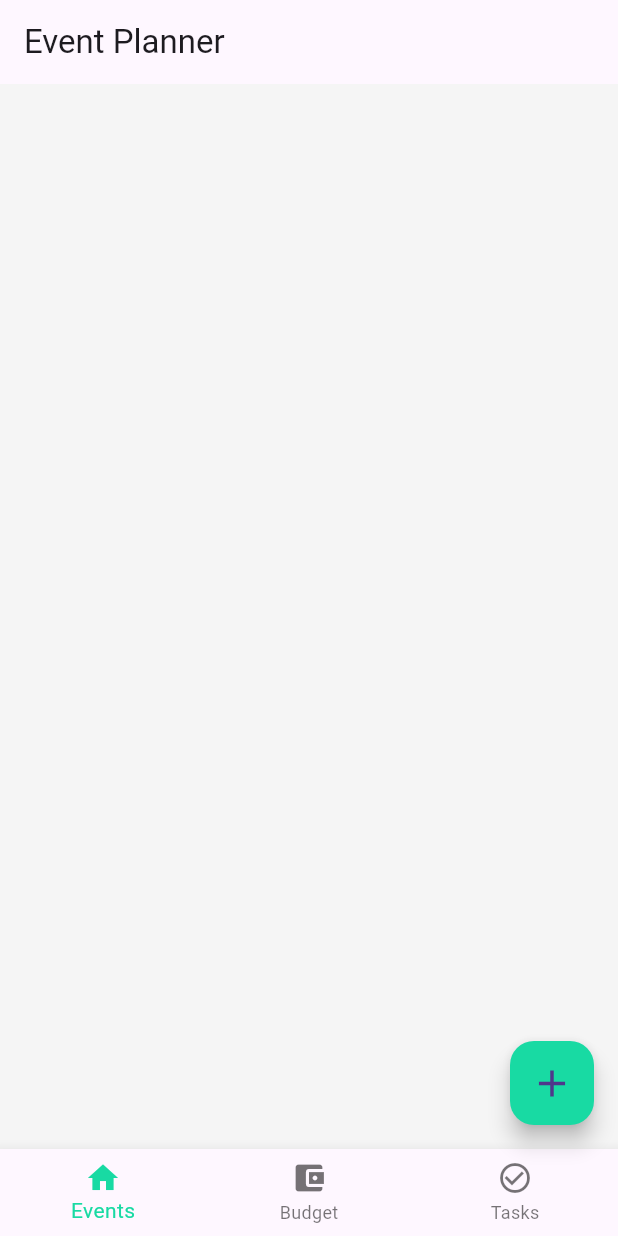
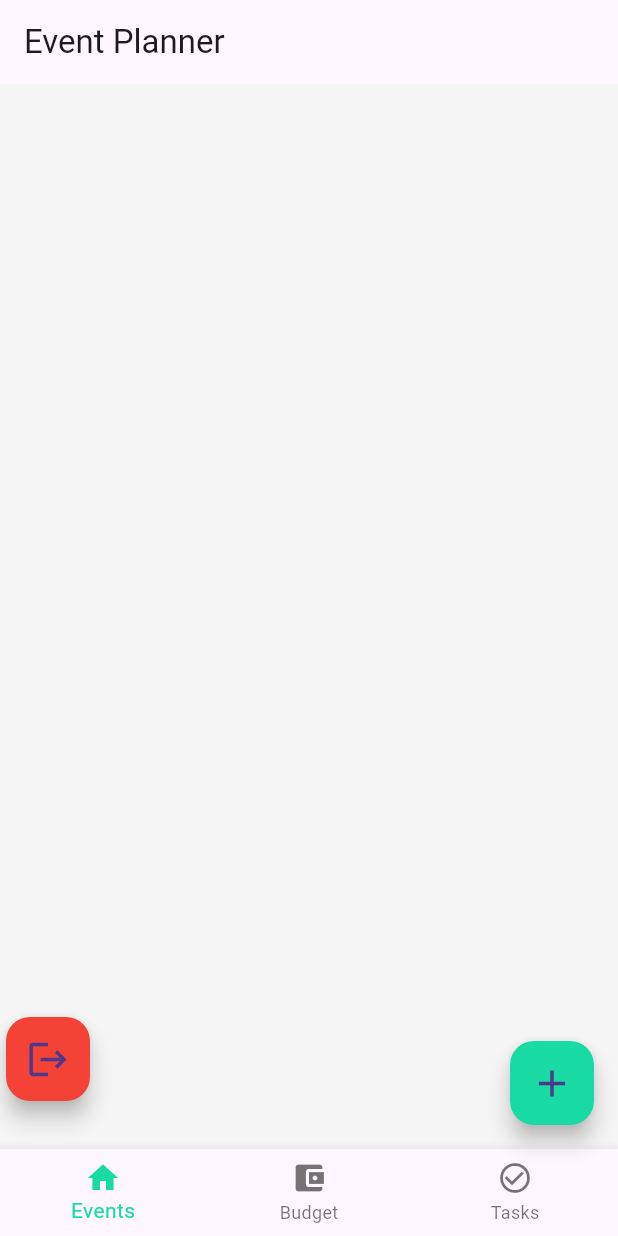
Before and after one commit to ArtificialIdriss/SE_EventPlanner01, a Flutter app: the screen it shows once a user with an empty profile is signed in, on a phone screen of 412 x 824 dp. Run offline on Flutter 3.47's test engine with Material 3 defaults, Android fonts, the phone set to English and light mode, and no system bars; our stand-ins replace cloud_firestore, firebase_auth, firebase_core; accounts and stored records are empty.

```diff
--- a/lib/screens/home.dart
+++ b/lib/screens/home.dart
@@ -4,6 +4,7 @@ import 'package:flutter_to_do_list/screens/add_event_screen.dart';
 import 'package:flutter_to_do_list/widgets/stream_event.dart';
 import 'package:flutter_to_do_list/screens/budget_screen.dart';
 import 'package:flutter_to_do_list/screens/task_screen.dart';
+import 'package:flutter_to_do_list/screens/logout.dart'; // Import the logout file
 
 class Home_Screen extends StatefulWidget {
   const Home_Screen({Key? key}) : super(key: key);
@@ -34,7 +35,17 @@ class _Home_ScreenState extends State<Home_Screen> {
   Widget build(BuildContext context) {
     return Scaffold(
       backgroundColor: backgroundColors,
-      floatingActionButton: Visibility(
+      appBar: AppBar(
+        title: Text('Event Planner'),
+      ),
+      body: SafeArea(
+        child: _pages[_selectedIndex], // Display current page based on index
+      ),
+      floatingActionButton: Stack(
+        children: <Widget>[
+          Align(
+            alignment: Alignment.bottomRight,
+            child: Visibility(
               visible: show,
               child: FloatingActionButton(
                 onPressed: () {
@@ -46,11 +57,24 @@ class _Home_ScreenState extends State<Home_Screen> {
                 child: Icon(Icons.add, size: 30),
               ),
             ),
-      appBar: AppBar(
-        title: Text('Event Planner'),
           ),
-      body: SafeArea(
-        child: _pages[_selectedIndex], // Display current page based on index
+          Align(
+            alignment: Alignment.bottomLeft,
+            child: Padding(
+              padding: const EdgeInsets.only(left: 20.0, bottom: 16.0),
+              child: Visibility(
+                visible: show,
+                child: FloatingActionButton(
+                  onPressed: () {
+                    logout(context); // Call the logout function
+                  },
+                  backgroundColor: Colors.red,
+                  child: Icon(Icons.logout, size: 30),
+                ),
+              ),
+            ),
+          ),
+        ],
       ),
       bottomNavigationBar: BottomNavigationBar(
         items: const <BottomNavigationBarItem>[
```
Also changed, not shown: lib/screens/logout.dart (added, +16 -0 lines). Lines whose indentation alone changed are shown as unchanged.
